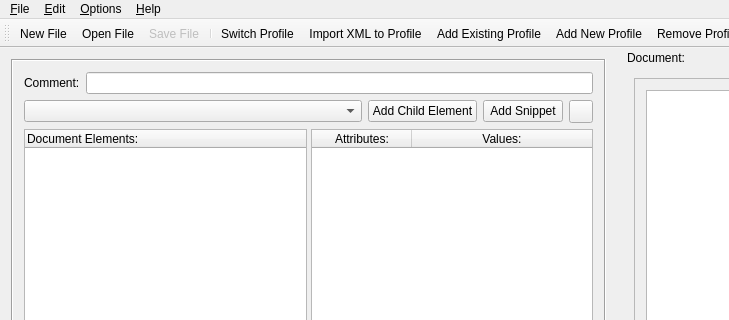
goblincoding/xmlmill, file GCXMLGenerator/gcmainwindow.ui: the form before one commit; both pictures show x 0 to 729 and y 0 to 320 of the 1099 by 659 pixel window.
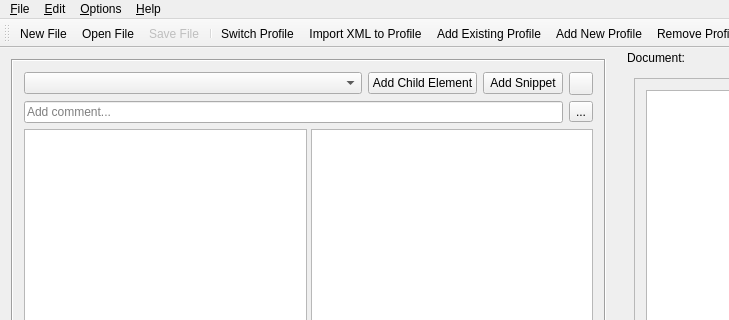
The form after the commit. Icons and pictures are not drawn.

Commit message: Improvements to adding comments to XML.

Patch:
```diff
--- a/GCXMLGenerator/gcmainwindow.ui
+++ b/GCXMLGenerator/gcmainwindow.ui
@@ -31,20 +31,6 @@
        <enum>QFrame::Sunken</enum>
       </property>
       <layout class="QVBoxLayout" name="verticalLayout">
-       <item>
-        <layout class="QHBoxLayout" name="horizontalLayout_3">
-         <item>
-          <widget class="QLabel" name="commentLabel">
-           <property name="text">
-            <string>Comment:</string>
-           </property>
-          </widget>
-         </item>
-         <item>
-          <widget class="QLineEdit" name="commentLineEdit"/>
-         </item>
-        </layout>
-       </item>
        <item>
         <layout class="QHBoxLayout" name="horizontalLayout">
          <item>
@@ -84,6 +70,34 @@
          </item>
         </layout>
        </item>
+       <item>
+        <layout class="QHBoxLayout" name="horizontalLayout_3">
+         <item>
+          <widget class="QLineEdit" name="commentLineEdit">
+           <property name="toolTip">
+            <string>Add an XML comment to the current element.</string>
+           </property>
+           <property name="whatsThis">
+            <string>Add an XML comment to the current element.</string>
+           </property>
+           <property name="placeholderText">
+            <string>Add comment...</string>
+           </property>
+          </widget>
+         </item>
+         <item>
+          <widget class="QToolButton" name="showCommentHelpButton">
+           <property name="text">
+            <string>...</string>
+           </property>
+           <property name="icon">
+            <iconset resource="resources/gcresources.qrc">
+             <normaloff>:/resources/helpicon.png</normaloff>:/resources/helpicon.png</iconset>
+           </property>
+          </widget>
+         </item>
+        </layout>
+       </item>
        <item>
         <widget class="QSplitter" name="splitter">
          <property name="sizePolicy">
@@ -112,7 +126,7 @@
            <bool>true</bool>
           </property>
           <attribute name="headerVisible">
-           <bool>true</bool>
+           <bool>false</bool>
           </attribute>
           <column>
            <property name="text">
@@ -131,7 +145,7 @@
            <number>2</number>
           </property>
           <attribute name="horizontalHeaderVisible">
-           <bool>true</bool>
+           <bool>false</bool>
           </attribute>
           <attribute name="horizontalHeaderCascadingSectionResizes">
            <bool>true</bool>
```
The commit also changes 4 other files.
